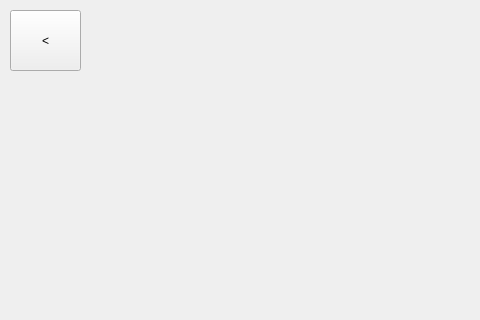
UofU-CS3505/cs3505-assignment9-the_tigers, file MorseCodeLearner/settingswindow.ui: the form before one commit; both pictures show x 0 to 480 and y 0 to 320 of the 1280 by 720 pixel window.
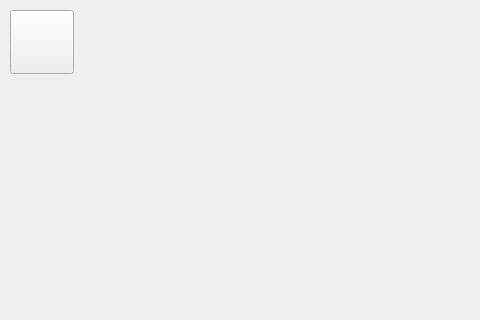
The form after the commit.

What changed in the file:
```diff
--- a/MorseCodeLearner/settingswindow.ui
+++ b/MorseCodeLearner/settingswindow.ui
@@ -18,12 +18,12 @@
     <rect>
      <x>10</x>
      <y>10</y>
-     <width>71</width>
-     <height>61</height>
+     <width>64</width>
+     <height>64</height>
     </rect>
    </property>
    <property name="text">
-    <string>&lt;</string>
+    <string/>
    </property>
   </widget>
   <widget class="QLabel" name="settingsTitle">
```
